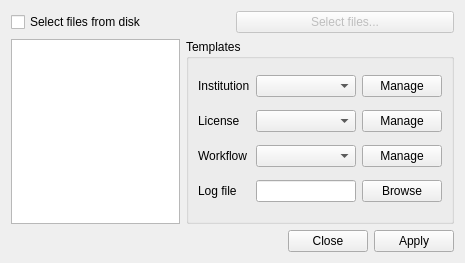
Above: src/ui/ui_apply_templates.ui from nextgis/qgis_metatools before the change. Below: the same form after it.
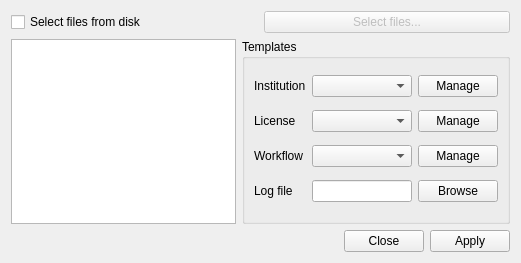
That is the form after the change.

Commit message: continue refactoring improve editor dialog fixes in license and workflow templates managers fixes in apply templates dialog ui cleanup

```diff
--- a/src/ui/ui_apply_templates.ui
+++ b/src/ui/ui_apply_templates.ui
@@ -6,7 +6,7 @@
    <rect>
     <x>0</x>
     <y>0</y>
-    <width>465</width>
+    <width>521</width>
     <height>263</height>
    </rect>
   </property>
@@ -35,6 +35,9 @@
      </item>
     </layout>
    </item>
+   <item row="1" column="0">
+    <widget class="QListWidget" name="lstLayers"/>
+   </item>
    <item row="1" column="1">
     <widget class="QGroupBox" name="groupBox">
      <property name="title">
@@ -137,11 +140,8 @@
      </layout>
     </widget>
    </item>
-   <item row="2" column="1">
-    <widget class="QDialogButtonBox" name="mainButtonBox">
-     <property name="layoutDirection">
-      <enum>Qt::LeftToRight</enum>
-     </property>
+   <item row="2" column="0" colspan="2">
+    <widget class="QDialogButtonBox" name="buttonBox">
      <property name="orientation">
       <enum>Qt::Horizontal</enum>
      </property>
@@ -150,9 +150,6 @@
      </property>
     </widget>
    </item>
-   <item row="1" column="0">
-    <widget class="QListWidget" name="layerListView"/>
-   </item>
   </layout>
  </widget>
  <resources/>
```
Left out of the diff: 53 changed lines with no effect on the pictures. The commit also changes 18 other files.
